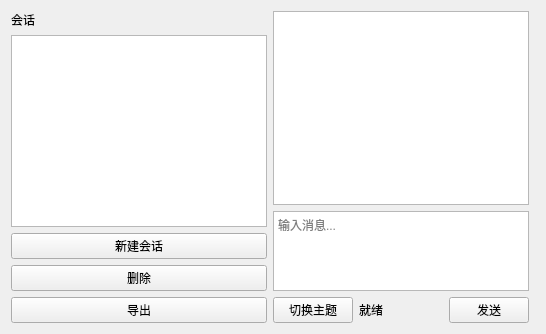
Qt form forms/chatwidget.ui (haitao0310/glmassistant) before a commit.
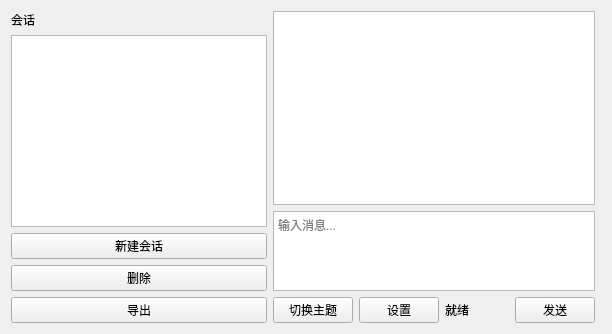
The same form after that commit. Custom widgets are drawn as their Qt base class.

Commit message:
feat: 设置对话框(齿轮,API Key+主题+关于)
- forms/settingsdialog.ui(QDialog: API Key/主题/关于)
- SettingsDialog.h/.cpp: load/save QSettings
- SettingsManager: 加 apiKey/saveApiKey
- chatwidget.ui: 加设置按钮
- ChatWidget: 设置按钮 → SettingsDialog exec
- main: API Key 优先 QSettings,fallback 环境变量

Patch:
```diff
--- a/forms/chatwidget.ui
+++ b/forms/chatwidget.ui
@@ -50,6 +50,11 @@
          <property name="text"><string>切换主题</string></property>
         </widget>
        </item>
+       <item>
+        <widget class="QPushButton" name="settingsBtn">
+         <property name="text"><string>设置</string></property>
+        </widget>
+       </item>
        <item>
         <widget class="QLabel" name="statusLabel">
          <property name="text"><string>就绪</string></property>
```
The commit also changes 8 other files.
